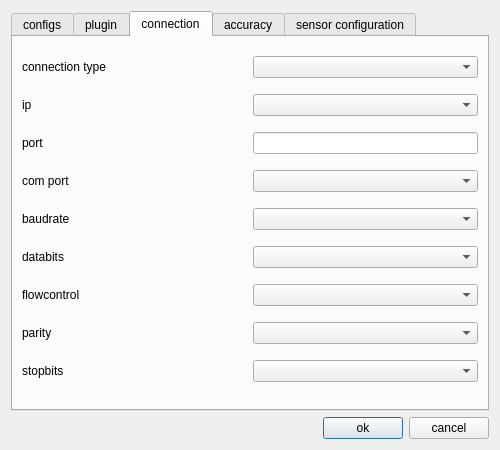
First picture: the form in ui/sensorplugindialog.ui, repository OpenIndy/OpenIndy, before the edit.
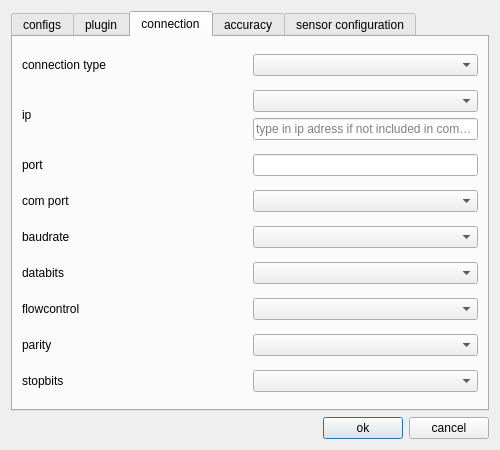
Second picture: the form after the edit. The open tabs and pages were chosen to show the change.

Commit message: measurement config contains a new integer for iterations now. All sensors in plugins should be checked for the new value in their measure method. #30 added line edit to put in the ip adress manually. #28

What changed in the file:
```diff
--- a/ui/sensorplugindialog.ui
+++ b/ui/sensorplugindialog.ui
@@ -138,7 +138,7 @@
       <attribute name="title">
        <string>connection</string>
       </attribute>
-      <layout class="QVBoxLayout" name="verticalLayout_3">
+      <layout class="QVBoxLayout" name="verticalLayout_4">
        <item>
         <layout class="QHBoxLayout" name="horizontalLayout_22" stretch="1,1">
          <item>
@@ -163,7 +163,21 @@
           </widget>
          </item>
          <item>
-          <widget class="QComboBox" name="comboBox_ip"/>
+          <layout class="QVBoxLayout" name="verticalLayout_3">
+           <item>
+            <widget class="QComboBox" name="comboBox_ip"/>
+           </item>
+           <item>
+            <widget class="QLineEdit" name="lineEdit_ip">
+             <property name="text">
+              <string/>
+             </property>
+             <property name="placeholderText">
+              <string>type in ip adress if not included in combobox</string>
+             </property>
+            </widget>
+           </item>
+          </layout>
          </item>
         </layout>
        </item>
```
Left out of the diff: 6 changed lines with no effect on the pictures. The commit also changes 6 other files.
